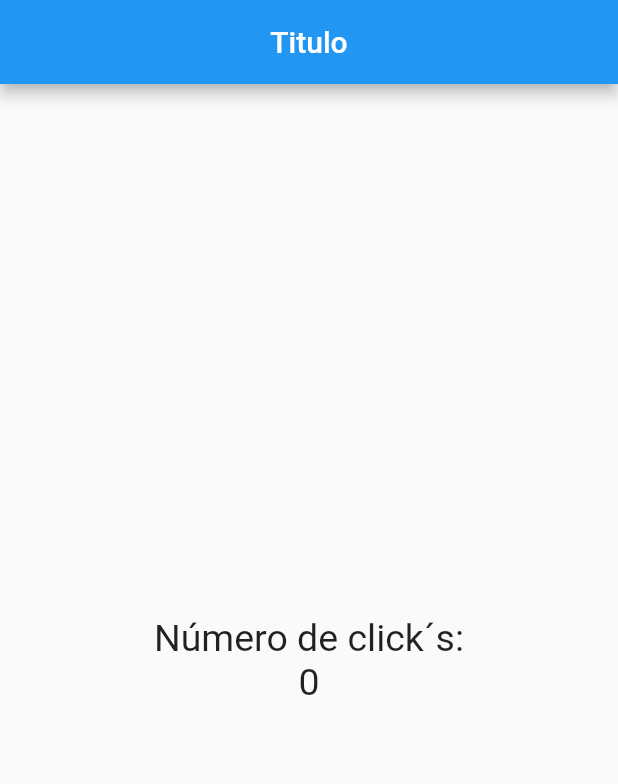
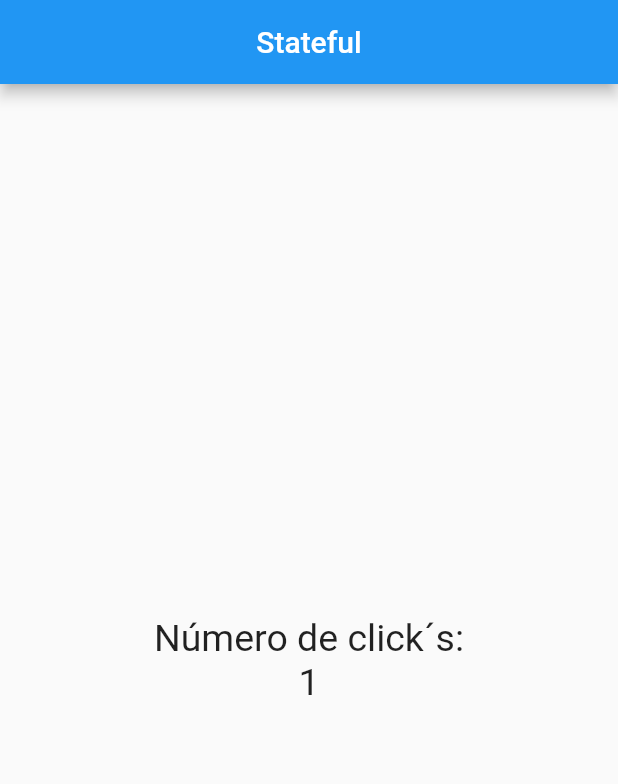
Before and after one commit to KalmAraziel/contadorFlutter, a Flutter app: the screen it shows after launch, after a tap on the "add" icon, on a phone screen of 412 x 824 dp. Shown: the top 784 px of the screen. Run offline on Flutter 3.47's test engine with Material 2 defaults, Android fonts, the phone set to English and light mode, and no system bars.

Commit message:
flutter ejemplo listo

```diff
--- a/lib/src/app.dart
+++ b/lib/src/app.dart
@@ -1,4 +1,5 @@
-import 'package:contador/src/pages/home_page.dart';
+import 'package:contador/src/pages/contador_page.dart';
+
 import 'package:flutter/material.dart';
 
 // Widget principal
@@ -9,8 +10,10 @@ class MyApp extends StatelessWidget {
   Widget build(BuildContext context) {
 
     return MaterialApp(
+      debugShowCheckedModeBanner: false,
       home: Center(
-        child: HomePage(),
+        //child: HomePage(),
+        child: ContadorPage(),
       ),
 
     );
--- /dev/null
+++ b/lib/src/pages/contador_page.dart
@@ -0,0 +1,47 @@
+import 'package:flutter/material.dart';
+
+class ContadorPage extends StatefulWidget {
+
+  @override
+  createState() => _ContadorPageState();
+
+}
+
+class _ContadorPageState extends State<ContadorPage> {
+
+  final _estiloTexto = new TextStyle(fontSize: 25.0);
+  int _conteo = 0;
+
+  @override
+  Widget build(BuildContext context) {
+    return Scaffold(
+      appBar: AppBar(
+        title: Text('Stateful'),
+        centerTitle: true,
+      ),
+      body: Center(
+        child: Column(
+          mainAxisAlignment: MainAxisAlignment.center,
+          children: <Widget>[
+            Text('Número de click´s:', style: _estiloTexto),
+            Text('$_conteo', style: _estiloTexto)
+          ],
+
+        ),
+      ),
+      floatingActionButton: FloatingActionButton(
+        onPressed: () {
+          // para el widget se vuelva a dibujar cambio conteo
+          setState( () {
+            print('Hola Mundo');
+            _conteo++;
+          });
+        },
+        child: Icon(Icons.add),
+      ),
+      floatingActionButtonLocation: FloatingActionButtonLocation.centerFloat,
+    );
+  }
+
+
+}
--- a/lib/src/pages/home_page.dart
+++ b/lib/src/pages/home_page.dart
@@ -3,6 +3,7 @@ import 'package:flutter/material.dart';
 class HomePage extends StatelessWidget {
 
   final estiloTexto = new TextStyle(fontSize: 25.0);
+  final conteo = 0;
 
   @override
   Widget build(BuildContext context) {
@@ -17,7 +18,7 @@ class HomePage extends StatelessWidget {
           mainAxisAlignment: MainAxisAlignment.center,
           children: <Widget>[
             Text('Número de click´s:', style: estiloTexto),
-            Text('0', style: estiloTexto)
+            Text('$conteo', style: estiloTexto)
           ],
 
         ),
@@ -25,6 +26,7 @@ class HomePage extends StatelessWidget {
       floatingActionButton: FloatingActionButton(
         onPressed: () {
           print('Hola Mundo');
+
         },
         child: Icon(Icons.add),
       ),
```
